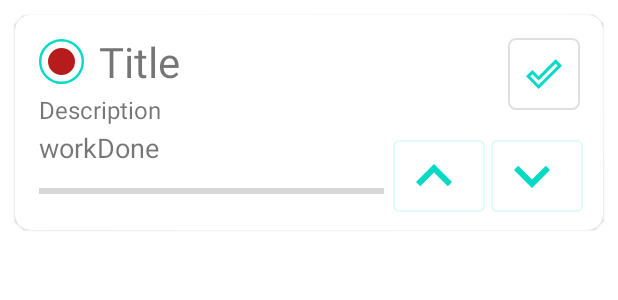
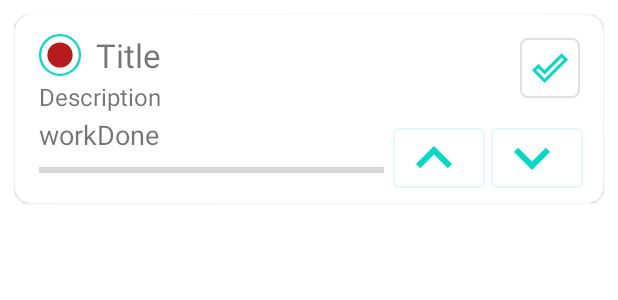
Before and after one commit to ShikharSahu/NotesApp, an Android app: the layout single_note.xml on its own in the app's theme, with its tools: preview values and no code run, on a phone screen of 412 x 824 dp. Shown: the top 300 px of the screen. Run offline under Robolectric (Android 15) with nearby library versions, the light colour scheme and no system bars.

Commit message:
adds undo deletion function and improves note layout

```diff
--- a/app/src/main/res/layout/single_note.xml
+++ b/app/src/main/res/layout/single_note.xml
@@ -27,7 +27,7 @@
                 android:layout_marginTop="2dp"
                 android:layout_marginRight="6dp"
                 android:text="Title"
-                android:textSize="28sp"
+                android:textSize="22dp"
                 app:layout_constraintEnd_toStartOf="@+id/workDoneButtonCard1"
                 app:layout_constraintStart_toEndOf="@+id/priorityLabel"
                 app:layout_constraintTop_toTopOf="parent" />
@@ -50,7 +50,7 @@
                 android:id="@+id/progressBarCard1"
                 style="?android:attr/progressBarStyleHorizontal"
                 android:layout_width="0dp"
-                android:layout_height="20dp"
+                android:layout_height="10dp"
                 android:layout_marginLeft="6dp"
                 android:layout_marginTop="2dp"
                 android:layout_marginRight="6dp"
@@ -96,8 +96,8 @@
             <com.google.android.material.button.MaterialButton
                 android:id="@+id/workDoneButtonCard1"
                 style="@style/Widget.App.Button.IconOnly"
-                android:layout_width="48dp"
-                android:layout_height="48dp"
+                android:layout_width="40dp"
+                android:layout_height="40dp"
                 android:layout_marginTop="5dp"
                 android:layout_marginRight="5dp"
                 app:icon="@drawable/tick_mark_icon"
@@ -116,7 +116,7 @@
             <LinearLayout
                 android:id="@+id/linearLCard1"
                 android:layout_width="0dp"
-                android:layout_height="50dp"
+                android:layout_height="wrap_content"
                 android:layout_marginTop="20dp"
                 android:orientation="horizontal"
                 android:weightSum="2"
@@ -128,8 +128,8 @@
                 <com.google.android.material.button.MaterialButton
                     android:id="@+id/incCard1"
                     style="@style/Widget.App.Button.IconOnly1"
-                    android:layout_width="48dp"
-                    android:layout_height="48dp"
+                    android:layout_width="40dp"
+                    android:layout_height="40dp"
                     android:layout_marginRight="2dp"
                     android:layout_weight="1"
                     app:icon="@drawable/ic_baseline_keyboard_arrow_up_24" />
@@ -137,8 +137,8 @@
                 <com.google.android.material.button.MaterialButton
                     android:id="@+id/decCard1"
                     style="@style/Widget.App.Button.IconOnly1"
-                    android:layout_width="48dp"
-                    android:layout_height="48dp"
+                    android:layout_width="40dp"
+                    android:layout_height="40dp"
                     android:layout_marginLeft="2dp"
                     android:layout_marginRight="3dp"
                     android:layout_weight="1"
@@ -147,8 +147,8 @@
 
             <com.google.android.material.imageview.ShapeableImageView
                 android:id="@+id/priorityLabel"
-                android:layout_width="30dp"
-                android:layout_height="30dp"
+                android:layout_width="28dp"
+                android:layout_height="28dp"
                 android:layout_marginLeft="6dp"
                 app:layout_constraintBottom_toTopOf="@+id/DescriptionNoteCard1"
                 app:layout_constraintStart_toStartOf="parent"
```
Also changed, not shown: app/src/main/java/com/example/notesapp/MainActivity.java (+16 -2 lines).
